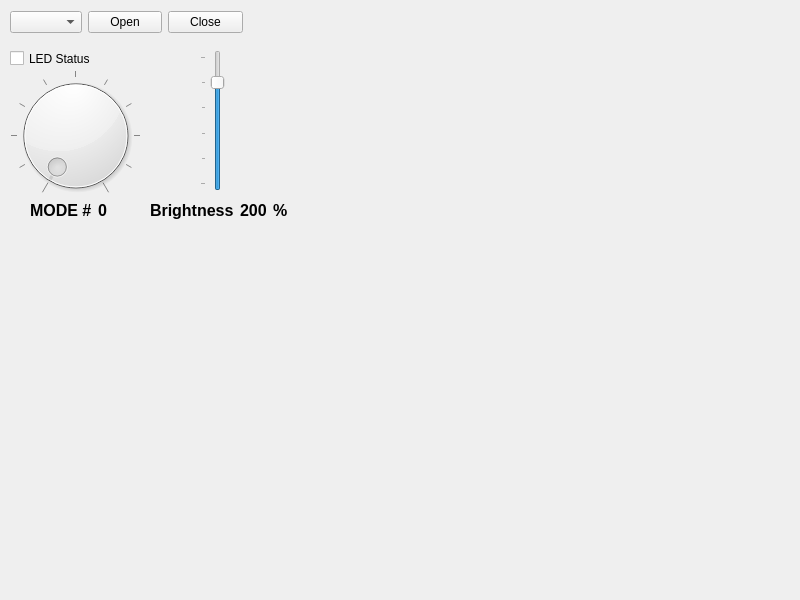
Before: the Qt Designer form workDeck.ui in let1tbee/workDeck, drawn with Qt 5.
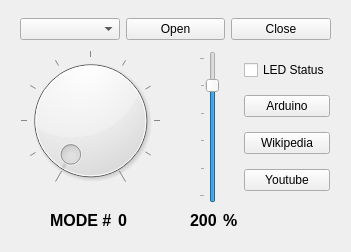
After: the same form once the commit is applied.

Commit message: added trigger action for 3 buttons

```diff
--- a/workDeck.ui
+++ b/workDeck.ui
@@ -6,34 +6,27 @@
    <rect>
     <x>0</x>
     <y>0</y>
-    <width>800</width>
-    <height>600</height>
+    <width>351</width>
+    <height>252</height>
    </rect>
   </property>
+  <property name="sizePolicy">
+   <sizepolicy hsizetype="Fixed" vsizetype="Fixed">
+    <horstretch>0</horstretch>
+    <verstretch>0</verstretch>
+   </sizepolicy>
+  </property>
   <property name="windowTitle">
    <string>MainWindow</string>
   </property>
   <widget class="QWidget" name="centralwidget">
-   <widget class="QCheckBox" name="checkL">
-    <property name="geometry">
-     <rect>
-      <x>10</x>
-      <y>50</y>
-      <width>81</width>
-      <height>17</height>
-     </rect>
-    </property>
-    <property name="text">
-     <string>LED Status</string>
-    </property>
-   </widget>
    <widget class="QDial" name="dialLED">
     <property name="geometry">
      <rect>
-      <x>10</x>
-      <y>70</y>
-      <width>131</width>
-      <height>131</height>
+      <x>20</x>
+      <y>50</y>
+      <width>141</width>
+      <height>141</height>
      </rect>
     </property>
     <property name="maximum">
@@ -52,44 +45,13 @@
      <bool>true</bool>
     </property>
    </widget>
-   <widget class="QSlider" name="sliderBRT">
-    <property name="geometry">
-     <rect>
-      <x>200</x>
-      <y>50</y>
-      <width>27</width>
-      <height>141</height>
-     </rect>
-    </property>
-    <property name="inputMethodHints">
-     <set>Qt::ImhNone</set>
-    </property>
-    <property name="maximum">
-     <number>250</number>
-    </property>
-    <property name="singleStep">
-     <number>10</number>
-    </property>
-    <property name="value">
-     <number>200</number>
-    </property>
-    <property name="orientation">
-     <enum>Qt::Vertical</enum>
-    </property>
-    <property name="tickPosition">
-     <enum>QSlider::TicksAbove</enum>
-    </property>
-    <property name="tickInterval">
-     <number>50</number>
-    </property>
-   </widget>
    <widget class="QWidget" name="layoutWidget">
     <property name="geometry">
      <rect>
-      <x>10</x>
-      <y>10</y>
-      <width>233</width>
-      <height>25</height>
+      <x>20</x>
+      <y>14</y>
+      <width>311</width>
+      <height>31</height>
      </rect>
     </property>
     <layout class="QHBoxLayout" name="horizontalLayout">
@@ -112,65 +74,11 @@
      </item>
     </layout>
    </widget>
-   <widget class="QWidget" name="">
+   <widget class="QWidget" name="layoutWidget">
     <property name="geometry">
      <rect>
-      <x>150</x>
-      <y>200</y>
-      <width>149</width>
-      <height>21</height>
-     </rect>
-    </property>
-    <layout class="QHBoxLayout" name="horizontalLayout_2">
-     <item>
-      <widget class="QLabel" name="labelBRT">
-       <property name="font">
-        <font>
-         <pointsize>12</pointsize>
-         <weight>75</weight>
-         <bold>true</bold>
-        </font>
-       </property>
-       <property name="text">
-        <string>Brightness</string>
-       </property>
-      </widget>
-     </item>
-     <item>
-      <widget class="QLabel" name="labelBRTInt">
-       <property name="font">
-        <font>
-         <pointsize>12</pointsize>
-         <weight>75</weight>
-         <bold>true</bold>
-        </font>
-       </property>
-       <property name="text">
-        <string>200</string>
-       </property>
-      </widget>
-     </item>
-     <item>
-      <widget class="QLabel" name="labelBRT_2">
-       <property name="font">
-        <font>
-         <pointsize>12</pointsize>
-         <weight>75</weight>
-         <bold>true</bold>
-        </font>
-       </property>
-       <property name="text">
-        <string>%</string>
-       </property>
-      </widget>
-     </item>
-    </layout>
-   </widget>
-   <widget class="QWidget" name="">
-    <property name="geometry">
-     <rect>
-      <x>30</x>
-      <y>200</y>
+      <x>50</x>
+      <y>210</y>
       <width>84</width>
       <height>21</height>
      </rect>
@@ -206,6 +114,141 @@
      </item>
     </layout>
    </widget>
+   <widget class="QWidget" name="">
+    <property name="geometry">
+     <rect>
+      <x>190</x>
+      <y>210</y>
+      <width>57</width>
+      <height>21</height>
+     </rect>
+    </property>
+    <layout class="QHBoxLayout" name="horizontalLayout_2">
+     <item>
+      <widget class="QLabel" name="labelBRTInt">
+       <property name="font">
+        <font>
+         <pointsize>12</pointsize>
+         <weight>75</weight>
+         <bold>true</bold>
+        </font>
+       </property>
+       <property name="text">
+        <string>200</string>
+       </property>
+      </widget>
+     </item>
+     <item>
+      <widget class="QLabel" name="labelBRT_2">
+       <property name="font">
+        <font>
+         <pointsize>12</pointsize>
+         <weight>75</weight>
+         <bold>true</bold>
+        </font>
+       </property>
+       <property name="text">
+        <string>%</string>
+       </property>
+      </widget>
+     </item>
+    </layout>
+   </widget>
+   <widget class="QWidget" name="">
+    <property name="geometry">
+     <rect>
+      <x>181</x>
+      <y>51</y>
+      <width>149</width>
+      <height>152</height>
+     </rect>
+    </property>
+    <layout class="QHBoxLayout" name="horizontalLayout_4">
+     <item>
+      <spacer name="horizontalSpacer_2">
+       <property name="orientation">
+        <enum>Qt::Horizontal</enum>
+       </property>
+       <property name="sizeHint" stdset="0">
+        <size>
+         <width>40</width>
+         <height>20</height>
+        </size>
+       </property>
+      </spacer>
+     </item>
+     <item>
+      <widget class="QSlider" name="sliderBRT">
+       <property name="inputMethodHints">
+        <set>Qt::ImhNone</set>
+       </property>
+       <property name="maximum">
+        <number>250</number>
+       </property>
+       <property name="singleStep">
+        <number>10</number>
+       </property>
+       <property name="value">
+        <number>200</number>
+       </property>
+       <property name="orientation">
+        <enum>Qt::Vertical</enum>
+       </property>
+       <property name="tickPosition">
+        <enum>QSlider::TicksAbove</enum>
+       </property>
+       <property name="tickInterval">
+        <number>50</number>
+       </property>
+      </widget>
+     </item>
+     <item>
+      <spacer name="horizontalSpacer">
+       <property name="orientation">
+        <enum>Qt::Horizontal</enum>
+       </property>
+       <property name="sizeHint" stdset="0">
+        <size>
+         <width>40</width>
+         <height>20</height>
+        </size>
+       </property>
+      </spacer>
+     </item>
+     <item>
+      <layout class="QVBoxLayout" name="verticalLayout">
+       <item>
+        <widget class="QCheckBox" name="checkL">
+         <property name="text">
+          <string>LED Status</string>
+         </property>
+        </widget>
+       </item>
+       <item>
+        <widget class="QPushButton" name="btn3">
+         <property name="text">
+          <string>Arduino</string>
+         </property>
+        </widget>
+       </item>
+       <item>
+        <widget class="QPushButton" name="btn2">
+         <property name="text">
+          <string>Wikipedia</string>
+         </property>
+        </widget>
+       </item>
+       <item>
+        <widget class="QPushButton" name="btn1">
+         <property name="text">
+          <string>Youtube</string>
+         </property>
+        </widget>
+       </item>
+      </layout>
+     </item>
+    </layout>
+   </widget>
   </widget>
  </widget>
  <resources/>
```
Left out of the diff: 11 changed lines with no effect on the pictures. The commit also changes 6 other files.
